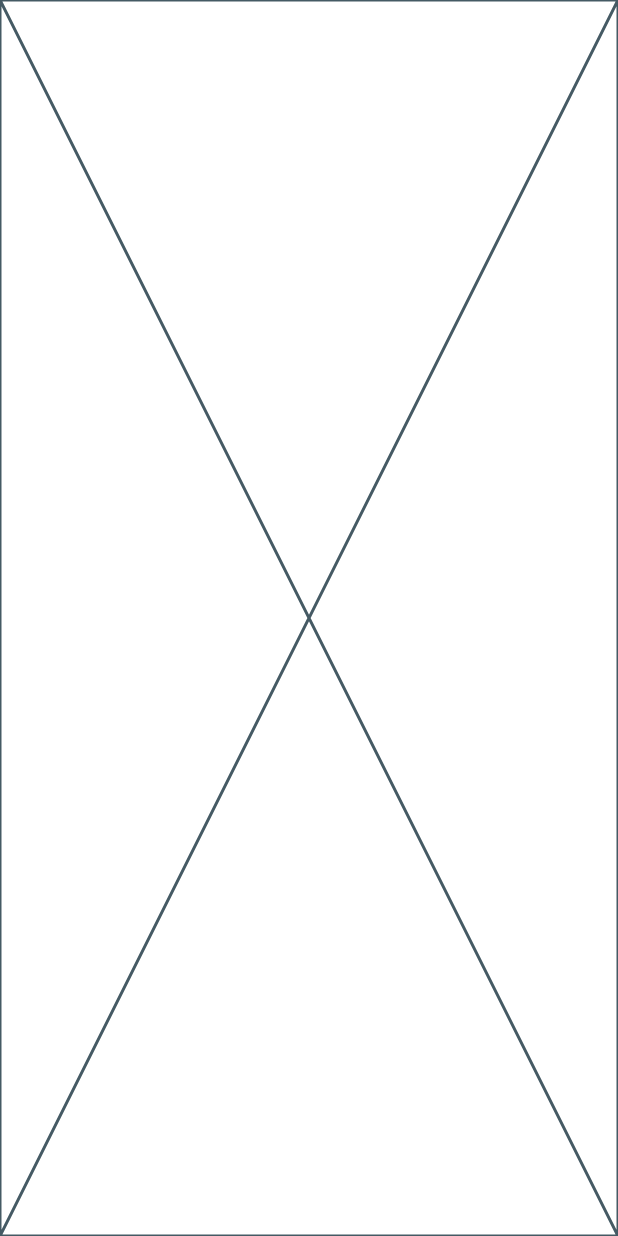
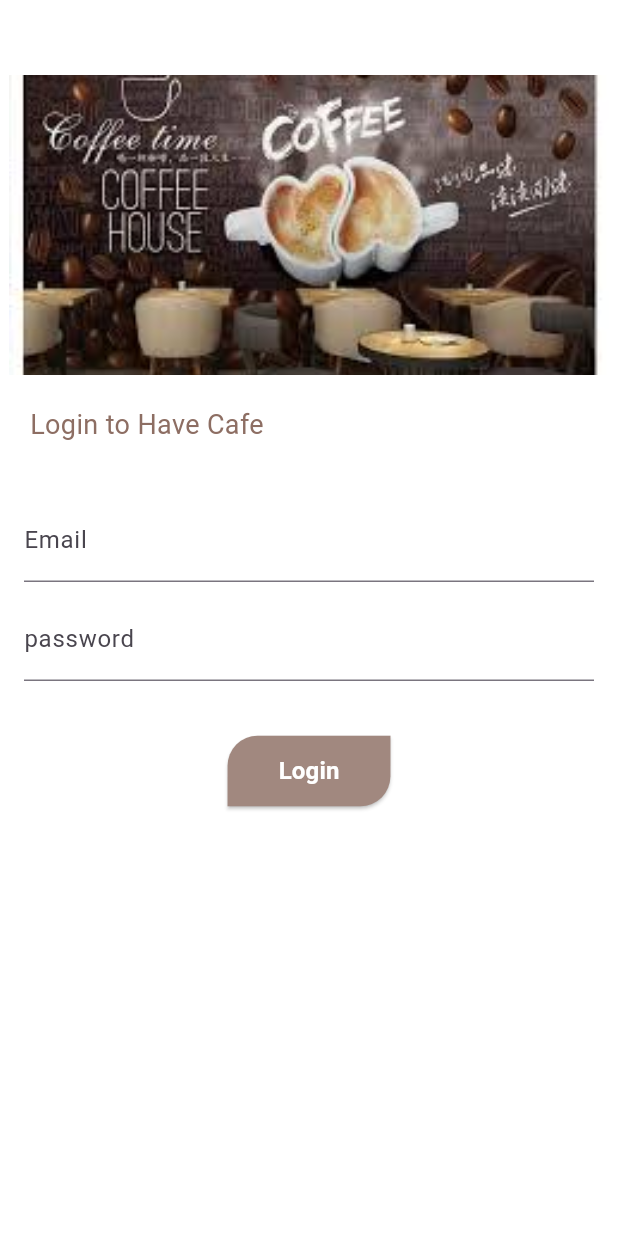
Before and after one commit to Pakhrin007/cafe-app, a Flutter app: the screen it shows after launch, on a phone screen of 412 x 824 dp. Run offline on Flutter 3.47's test engine with Material 3 defaults, Android fonts, the phone set to English and light mode, and no system bars; our stand-ins replace animated_splash_screen, lottie; Roboto replaces fonts that are missing (hello).

Commit message:
login page

```diff
--- a/lib/main.dart
+++ b/lib/main.dart
@@ -1,7 +1,9 @@
 import 'package:cafe/pages/forgot_password.dart';
+import 'package:cafe/pages/home_page.dart';
 import 'package:cafe/pages/login_page.dart';
 import 'package:cafe/pages/register_page.dart';
 import 'package:cafe/pages/splash_screen.dart';
+import 'package:cafe/utils/routes.dart';
 import 'package:flutter/material.dart';
 
 void main() {
@@ -23,9 +25,10 @@ class MyApp extends StatelessWidget {
       debugShowCheckedModeBanner: false,
       routes: {
         "/": (context) => const SplashScreen(),
-        "/login": (context) => LoginPage(),
-        "/register": (context) => RegisterPage(),
-        "/forgot_password": (context) => ForgotPassword(),
+        "/login": (context) => const LoginPage(),
+        "/register": (context) => const RegisterPage(),
+        "/forgot_password": (context) => const ForgotPassword(),
+        MyRoutes.HomeRoute: (context) => const HomePage(),
       },
     );
   }
--- /dev/null
+++ b/lib/pages/home_page.dart
@@ -0,0 +1,15 @@
+import 'package:flutter/material.dart';
+
+class HomePage extends StatefulWidget {
+  const HomePage({super.key});
+
+  @override
+  State<HomePage> createState() => _HomePageState();
+}
+
+class _HomePageState extends State<HomePage> {
+  @override
+  Widget build(BuildContext context) {
+    return const Placeholder();
+  }
+}
--- a/lib/pages/login_page.dart
+++ b/lib/pages/login_page.dart
@@ -1,3 +1,4 @@
+import 'package:cafe/utils/routes.dart';
 import 'package:flutter/material.dart';
 
 class LoginPage extends StatefulWidget {
@@ -10,6 +11,92 @@ class LoginPage extends StatefulWidget {
 class _LoginPageState extends State<LoginPage> {
   @override
   Widget build(BuildContext context) {
-    return const Placeholder();
+    return Scaffold(
+      backgroundColor: Colors.white,
+      body: SingleChildScrollView(
+        child: Column(
+          crossAxisAlignment: CrossAxisAlignment.start,
+          children: [
+            Center(
+              child: Padding(
+                padding: const EdgeInsets.only(top: 50),
+                child: ClipRRect(
+                  // borderRadius: BorderRadius.circular(),
+                  child: Image.asset(
+                    "assets/images/cafe.jpeg",
+                    height: 200,
+                    width: 400,
+                    fit: BoxFit.cover,
+                  ),
+                ),
+              ),
+            ),
+            const SizedBox(
+              height: 20,
+            ),
+            Padding(
+              padding: const EdgeInsets.symmetric(horizontal: 20),
+              child: Text(
+                "Login to Have Cafe",
+                style: TextStyle(
+                    fontSize: 18,
+                    color: Colors.brown.shade400,
+                    fontFamily: 'hello'),
+              ),
+            ),
+            const SizedBox(
+              height: 20,
+            ),
+            const Padding(
+              padding: EdgeInsets.symmetric(vertical: 16, horizontal: 16),
+              child: Column(
+                children: [
+                  TextField(
+                    obscureText: true,
+                    decoration: InputDecoration(
+                        labelText: "Email", hintText: "Enter your E-mail"),
+                  ),
+                  SizedBox(
+                    height: 10,
+                  ),
+                  TextField(
+                    obscureText: true,
+                    decoration: InputDecoration(
+                      hintText: "Enter your password",
+                      labelText: "password",
+                    ),
+                  ),
+                ],
+              ),
+            ),
+            SizedBox(
+              height: 20,
+            ),
+            Center(
+              child: ElevatedButton(
+                style: ElevatedButton.styleFrom(
+                  backgroundColor: Colors.brown.shade300,
+                  foregroundColor: Colors.white,
+                  padding: const EdgeInsets.only(
+                      top: 12, left: 34, right: 34, bottom: 12),
+                  shape: RoundedRectangleBorder(
+                    borderRadius: BorderRadius.only(
+                        topLeft: Radius.circular(20),
+                        bottomRight: Radius.circular(20)),
+                  ),
+                ),
+                onPressed: () {
+                  Navigator.pushNamed(context, MyRoutes.HomeRoute);
+                },
+                child: const Text(
+                  "Login",
+                  style: TextStyle(fontSize: 16, fontWeight: FontWeight.bold),
+                ),
+              ),
+            )
+          ],
+        ),
+      ),
+    );
   }
 }
--- a/lib/pages/splash_screen.dart
+++ b/lib/pages/splash_screen.dart
@@ -21,10 +21,10 @@ class _SplashScreenState extends State<SplashScreen> {
             width: 60,
             child: Lottie.asset("assets/animation/loading.json"),
           ),
-          SizedBox(
+          const SizedBox(
               // height: 20,
               ),
-          Text(
+          const Text(
             "Have a Caffe",
             style: TextStyle(
               fontFamily: 'mono',
@@ -36,7 +36,7 @@ class _SplashScreenState extends State<SplashScreen> {
       backgroundColor: Colors.white,
       splashTransition: SplashTransition.fadeTransition,
       duration: 4000,
-      nextScreen: LoginPage(),
+      nextScreen: const LoginPage(),
     );
   }
 }
--- a/lib/utils/routes.dart
+++ b/lib/utils/routes.dart
@@ -2,4 +2,5 @@ class MyRoutes {
   static String loginRoute = "/login";
   static String registerRoute = "/register";
   static String forgot_passwordRoute = "/forgot_passsword";
+  static String HomeRoute = "/home_page";
 }
--- a/pubspec.yaml
+++ b/pubspec.yaml
@@ -41,6 +41,7 @@ dev_dependencies:
   flutter_test:
     sdk: flutter
   flutter_launcher_icons: ^0.14.4
+  flutter_lints: ^3.0.1
 
 flutter_icons:
   android: true
@@ -70,6 +71,7 @@ flutter:
   # To add assets to your application, add an assets section, like this:
   assets:
     - assets/animation/loading.json
+    - assets/images/cafe.jpeg
   #   - images/a_dot_ham.jpeg
 
   # An image asset can refer to one or more resolution-specific "variants", see
@@ -84,9 +86,9 @@ flutter:
   # list giving the asset and other descriptors for the font. For
   # example:
   fonts:
-    - family: momo
+    - family: hello
       fonts:
-        - asset: fonts/mono.ttf
+        # - asset: fonts/mono.ttf
   #       - asset: fonts/Schyler-Italic.ttf
   #         style: italic
   #   - family: Trajan Pro
```
Also changed, not shown: assets/fonts/Poppins-Medium.ttf (added), assets/fonts/hello.ttf (added), assets/images/cafe.jpeg (added), pubspec.lock.
